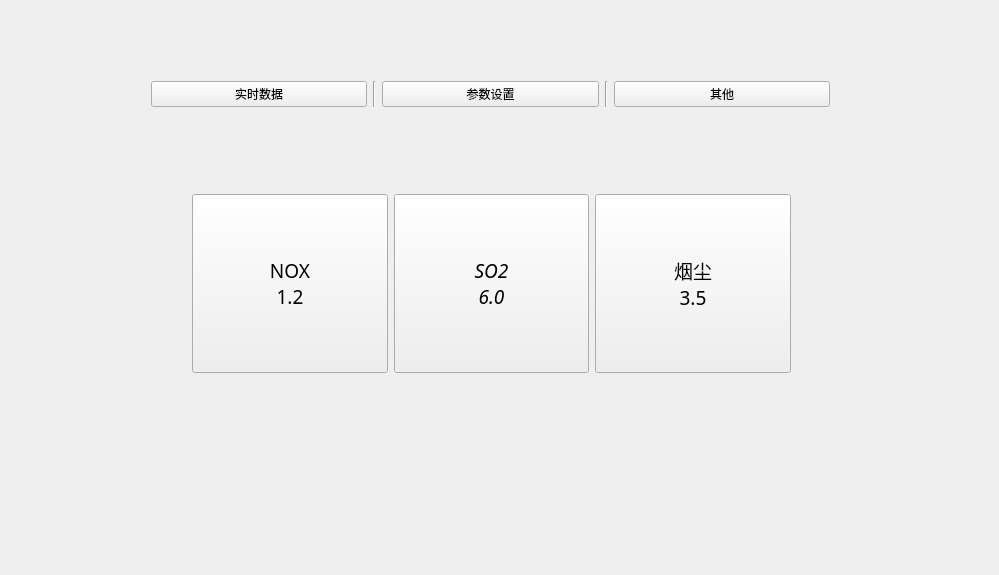
Old version of the form mwidget.ui in the repository wkfwnn/data_analyse.
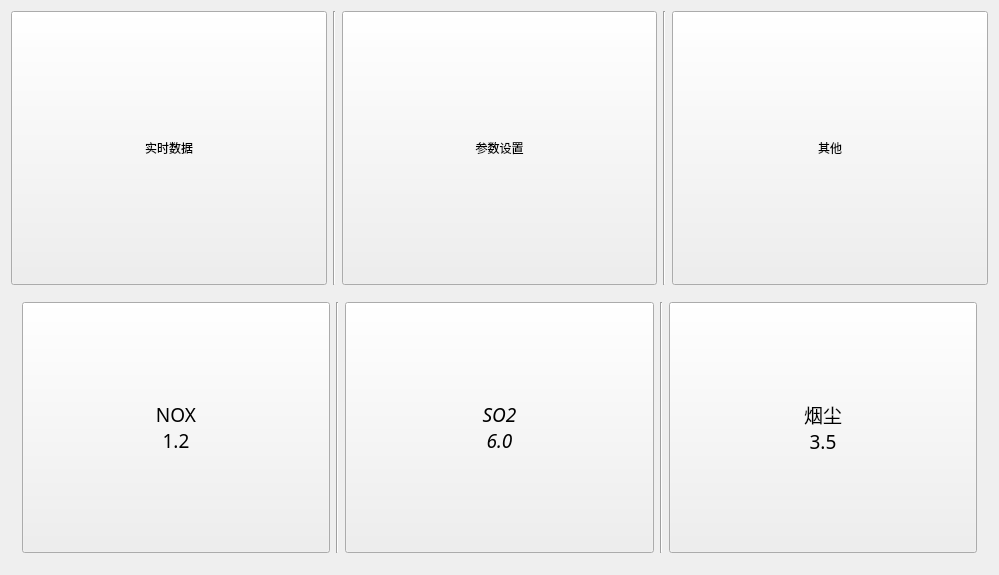
New version of the form.

```diff
--- a/mwidget.ui
+++ b/mwidget.ui
@@ -13,20 +13,19 @@
   <property name="windowTitle">
    <string>数据采集</string>
   </property>
-  <widget class="QWidget" name="">
-   <property name="geometry">
-    <rect>
-     <x>140</x>
-     <y>70</y>
-     <width>701</width>
-     <height>341</height>
-    </rect>
-   </property>
+  <layout class="QGridLayout" name="gridLayout_3">
+   <item row="0" column="0">
    <layout class="QGridLayout" name="gridLayout_2">
     <item row="0" column="0">
      <layout class="QHBoxLayout" name="horizontalLayout">
       <item>
        <widget class="QPushButton" name="pushButton">
+         <property name="sizePolicy">
+          <sizepolicy hsizetype="Minimum" vsizetype="Expanding">
+           <horstretch>0</horstretch>
+           <verstretch>0</verstretch>
+          </sizepolicy>
+         </property>
         <property name="text">
          <string>实时数据</string>
         </property>
@@ -41,6 +40,12 @@
       </item>
       <item>
        <widget class="QPushButton" name="pushButton_2">
+         <property name="sizePolicy">
+          <sizepolicy hsizetype="Minimum" vsizetype="Expanding">
+           <horstretch>0</horstretch>
+           <verstretch>0</verstretch>
+          </sizepolicy>
+         </property>
         <property name="text">
          <string>参数设置</string>
         </property>
@@ -55,6 +60,12 @@
       </item>
       <item>
        <widget class="QPushButton" name="pushButton_3">
+         <property name="sizePolicy">
+          <sizepolicy hsizetype="Minimum" vsizetype="Expanding">
+           <horstretch>0</horstretch>
+           <verstretch>0</verstretch>
+          </sizepolicy>
+         </property>
         <property name="text">
          <string>其他</string>
         </property>
@@ -65,16 +76,16 @@
     <item row="1" column="0">
      <widget class="QStackedWidget" name="stackedWidget">
       <widget class="QWidget" name="page">
-       <widget class="QWidget" name="">
-        <property name="geometry">
-         <rect>
-          <x>30</x>
-          <y>70</y>
-          <width>621</width>
-          <height>201</height>
-         </rect>
-        </property>
+        <layout class="QGridLayout" name="gridLayout_4">
+         <item row="0" column="0">
         <layout class="QGridLayout" name="gridLayout">
+           <item row="0" column="1">
+            <widget class="Line" name="line_3">
+             <property name="orientation">
+              <enum>Qt::Vertical</enum>
+             </property>
+            </widget>
+           </item>
          <item row="0" column="0">
           <widget class="QPushButton" name="pushButton_4">
            <property name="sizePolicy">
@@ -95,7 +106,7 @@
            </property>
           </widget>
          </item>
-         <item row="0" column="2">
+           <item row="0" column="4">
           <widget class="QPushButton" name="pushButton_6">
            <property name="sizePolicy">
             <sizepolicy hsizetype="Minimum" vsizetype="Expanding">
@@ -115,7 +126,7 @@
            </property>
           </widget>
          </item>
-         <item row="0" column="1">
+           <item row="0" column="2">
           <widget class="QPushButton" name="pushButton_5">
            <property name="sizePolicy">
             <sizepolicy hsizetype="Minimum" vsizetype="Expanding">
@@ -136,14 +147,23 @@
            </property>
           </widget>
          </item>
-        </layout>
-       </widget>
+           <item row="0" column="3">
+            <widget class="Line" name="line_4">
+             <property name="orientation">
+              <enum>Qt::Vertical</enum>
+             </property>
+            </widget>
+           </item>
+          </layout>
+         </item>
+        </layout>
       </widget>
       <widget class="QWidget" name="page_2"/>
      </widget>
     </item>
    </layout>
-  </widget>
+   </item>
+  </layout>
  </widget>
  <layoutdefault spacing="6" margin="11"/>
  <resources/>
```
Left out of the diff: 3 changed lines with no effect on the pictures. Lines whose indentation alone changed are shown as unchanged.
